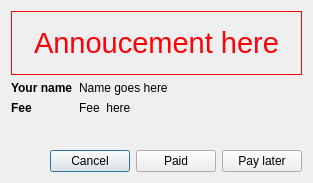
Old version of the form src/CheckInDialog.ui in the repository simophin/game-matcher-qt.
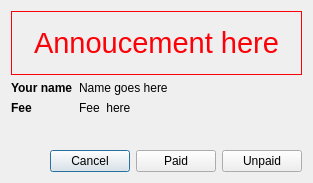
New version of the form.

What changed in the file:
```diff
--- a/src/CheckInDialog.ui
+++ b/src/CheckInDialog.ui
@@ -123,7 +123,7 @@
      <item>
       <widget class="QPushButton" name="payLaterButton">
        <property name="text">
-        <string>Pay later</string>
+        <string>Unpaid</string>
        </property>
        <property name="default">
         <bool>false</bool>
```
Left out of the diff: 2 changed lines with no effect on the pictures.
